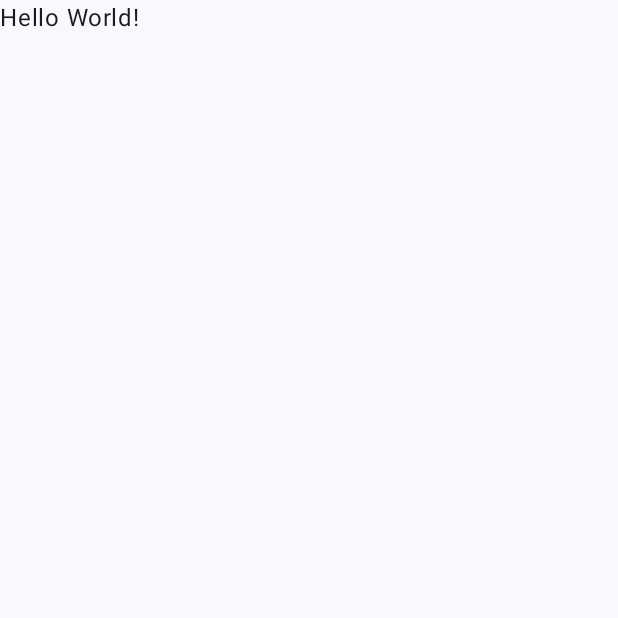
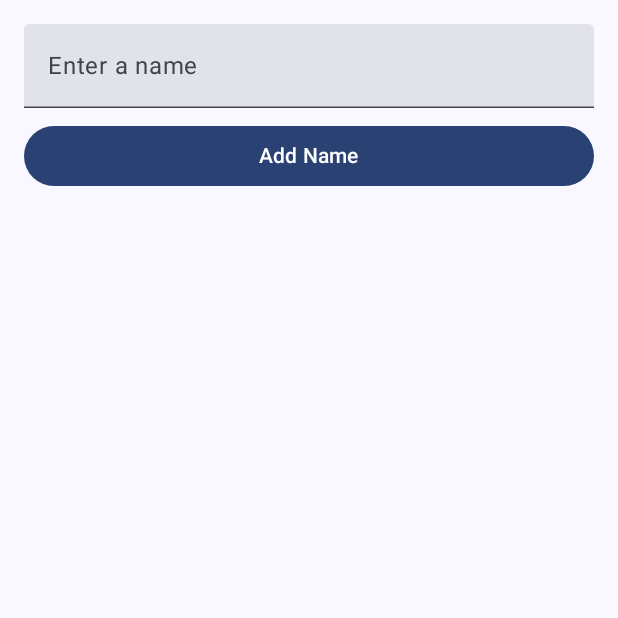
Before and after one commit to achchala/ece452-project, an Android app built with Jetpack Compose: the screen it shows after launch (MainActivity), on a phone screen of 412 x 824 dp, the top half of it. Before the commit the part shown is almost empty. Run offline under Robolectric (Android 15) with nearby library versions, the phone set to English and light mode, and no system bars.

Commit message:
add list

```diff
--- a/frontend/app/src/main/java/com/example/helloworld/MainActivity.kt
+++ b/frontend/app/src/main/java/com/example/helloworld/MainActivity.kt
@@ -4,13 +4,15 @@ import android.os.Bundle
 import androidx.activity.ComponentActivity
 import androidx.activity.compose.setContent
 import androidx.activity.enableEdgeToEdge
-import androidx.compose.foundation.layout.fillMaxSize
-import androidx.compose.foundation.layout.padding
-import androidx.compose.material3.Scaffold
-import androidx.compose.material3.Text
-import androidx.compose.runtime.Composable
+import androidx.compose.foundation.layout.*
+import androidx.compose.foundation.lazy.LazyColumn
+import androidx.compose.foundation.lazy.items
+import androidx.compose.material3.*
+import androidx.compose.runtime.*
+import androidx.compose.ui.Alignment
 import androidx.compose.ui.Modifier
 import androidx.compose.ui.tooling.preview.Preview
+import androidx.compose.ui.unit.dp
 import com.example.helloworld.ui.theme.HelloWorldTheme
 
 class MainActivity : ComponentActivity() {
@@ -20,11 +22,52 @@ class MainActivity : ComponentActivity() {
         setContent {
             HelloWorldTheme {
                 Scaffold(modifier = Modifier.fillMaxSize()) { innerPadding ->
-                    Greeting(
-                        name = "World",
-                        modifier = Modifier.padding(innerPadding)
-                    )
+                    NameListScreen(modifier = Modifier.padding(innerPadding))
                 }
+            }
+        }
+    }
+}
+
+@OptIn(ExperimentalMaterial3Api::class)
+@Composable
+fun NameListScreen(modifier: Modifier = Modifier) {
+    var nameText by remember { mutableStateOf("") }
+    var names by remember { mutableStateOf(listOf<String>()) }
+
+    Column(
+        modifier = modifier
+            .fillMaxSize()
+            .padding(16.dp),
+        horizontalAlignment = Alignment.CenterHorizontally
+    ) {
+        TextField(
+            value = nameText,
+            onValueChange = { nameText = it },
+            label = { Text("Enter a name") },
+            modifier = Modifier.fillMaxWidth()
+        )
+
+        Spacer(modifier = Modifier.height(8.dp))
+
+        Button(
+            onClick = {
+                if (nameText.isNotBlank()) {
+                    names = names + nameText
+                    nameText = ""
+                }
+            },
+            modifier = Modifier.fillMaxWidth()
+        ) {
+            Text("Add Name")
+        }
+
+        Spacer(modifier = Modifier.height(16.dp))
+
+        LazyColumn {
+            items(names) { name ->
+                Greeting(name = name)
+                Spacer(modifier = Modifier.height(8.dp))
             }
         }
     }
@@ -32,16 +75,20 @@ class MainActivity : ComponentActivity() {
 
 @Composable
 fun Greeting(name: String, modifier: Modifier = Modifier) {
-    Text(
-        text = "Hello $name!",
-        modifier = modifier
-    )
+    Card(
+        modifier = modifier.fillMaxWidth(),
+    ) {
+        Text(
+            text = "Hello $name!",
+            modifier = Modifier.padding(16.dp)
+        )
+    }
 }
 
 @Preview(showBackground = true)
 @Composable
-fun GreetingPreview() {
+fun NameListScreenPreview() {
     HelloWorldTheme {
-        Greeting("Android")
+        NameListScreen()
     }
 }
```
